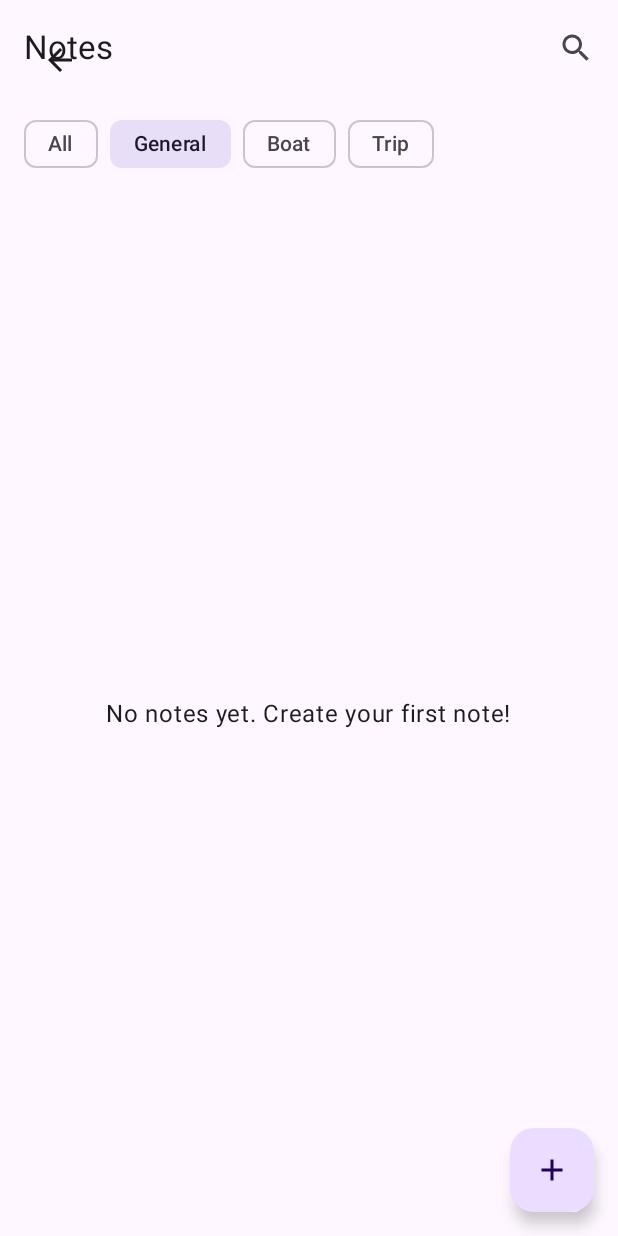
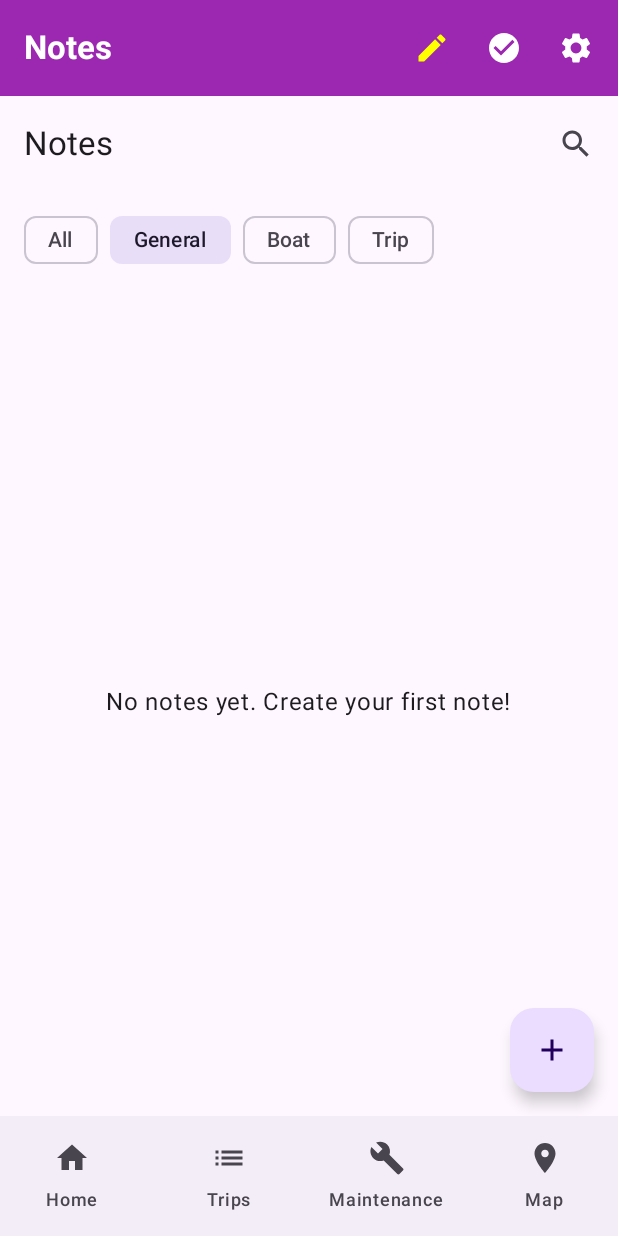
Before and after one commit to jwaresolutions/captains-log, an Android app built with Jetpack Compose: the composable MainNavigation shown on its own in the app's theme, after a tap on "Notes", on a phone screen of 412 x 824 dp. Run offline under Robolectric (Android 15) with nearby library versions, the phone set to English and light mode, and no system bars; our stand-ins replace Room's generated code; 7 statements that could not run were skipped.

Commit message:
minor improvements

```diff
--- a/android/app/src/main/java/com/boattracking/network/ApiService.kt
+++ b/android/app/src/main/java/com/boattracking/network/ApiService.kt
@@ -24,7 +24,7 @@ interface ApiService {
     suspend fun createBoat(@Body request: CreateBoatRequest): Response<BoatResponse>
 
     @GET("api/v1/boats")
-    suspend fun getBoats(): Response<List<BoatResponse>>
+    suspend fun getBoats(): Response<ApiListResponse<BoatResponse>>
 
     @GET("api/v1/boats/{id}")
     suspend fun getBoat(@Path("id") id: String): Response<BoatResponse>
@@ -135,7 +135,7 @@ interface ApiService {
     @GET("api/v1/todos")
     suspend fun getTodoLists(
         @Query("boatId") boatId: String? = null
-    ): Response<List<TodoListResponse>>
+    ): Response<ApiListResponse<TodoListResponse>>
 
     @GET("api/v1/todos/{id}")
     suspend fun getTodoList(@Path("id") id: String): Response<TodoListResponse>
--- a/android/app/src/main/java/com/boattracking/repository/BoatRepository.kt
+++ b/android/app/src/main/java/com/boattracking/repository/BoatRepository.kt
@@ -149,7 +149,7 @@ class BoatRepository(
         return try {
             val response = apiService.getBoats()
             if (response.isSuccessful && response.body() != null) {
-                val apiBoats = response.body()!!
+                val apiBoats = response.body()!!.data
                 val localBoats = apiBoats.map { apiBoat ->
                     BoatEntity(
                         id = apiBoat.id,
--- a/android/app/src/main/java/com/boattracking/repository/TodoRepository.kt
+++ b/android/app/src/main/java/com/boattracking/repository/TodoRepository.kt
@@ -341,7 +341,7 @@ class TodoRepository constructor(
             // Fetch from server
             val response = apiService.getTodoLists()
             if (response.isSuccessful && response.body() != null) {
-                val serverTodoLists = response.body()!!
+                val serverTodoLists = response.body()!!.data
 
                 // Convert to entities and insert
                 val entities = serverTodoLists.map { serverTodoList ->
--- a/android/app/src/main/java/com/boattracking/ui/MainNavigation.kt
+++ b/android/app/src/main/java/com/boattracking/ui/MainNavigation.kt
@@ -42,10 +42,8 @@ fun MainNavigation() {
     var isLicenseEnabled by remember { mutableStateOf(navPrefs.isLicenseEnabled) }
     var selectedTab by remember { mutableStateOf(NavigationTab.Home) }
 
-    // Track overlay screens (Notes, Todos, Settings)
-    var showNotes by remember { mutableStateOf(false) }
-    var showTodos by remember { mutableStateOf(false) }
-    var showSettings by remember { mutableStateOf(false) }
+    // Track current screen (including top bar actions)
+    var currentScreen: CurrentScreen by remember { mutableStateOf(CurrentScreen.Tab(NavigationTab.Home)) }
 
     // Get available tabs based on user preferences
     val availableTabs = remember(isSensorsEnabled, isLicenseEnabled) {
@@ -66,6 +64,7 @@ fun MainNavigation() {
     LaunchedEffect(availableTabs) {
         if (selectedTab !in availableTabs) {
             selectedTab = NavigationTab.Home
+            currentScreen = CurrentScreen.Tab(NavigationTab.Home)
         }
     }
 
@@ -75,95 +74,57 @@ fun MainNavigation() {
         isLicenseEnabled = navPrefs.isLicenseEnabled
     }
 
-    // Handle overlay screens
-    when {
-        showSettings -> {
-            SettingsScreen(
-                onNotesClick = {
-                    showSettings = false
-                    showNotes = true
+    // Main navigation with integrated top bar actions
+    Scaffold(
+        topBar = {
+            com.boattracking.ui.components.AppTopBar(
+                title = when (val screen = currentScreen) {
+                    is CurrentScreen.Tab -> when (screen.tab) {
+                        NavigationTab.Home -> "Captain's Log"
+                        NavigationTab.Trips -> "Trips"
+                        NavigationTab.Maintenance -> "Maintenance"
+                        NavigationTab.Map -> "Map"
+                        NavigationTab.Sensors -> "Sensors"
+                        NavigationTab.License -> "License Progress"
+                    }
+                    CurrentScreen.Notes -> "Notes"
+                    CurrentScreen.Todos -> "Todos"
+                    CurrentScreen.Settings -> "Settings"
                 },
-                onTodosClick = {
-                    showSettings = false
-                    showTodos = true
+                onNotesClick = { currentScreen = CurrentScreen.Notes },
+                onTodosClick = { currentScreen = CurrentScreen.Todos },
+                onSettingsClick = { currentScreen = CurrentScreen.Settings },
+                // Highlight active top bar button
+                notesActive = currentScreen == CurrentScreen.Notes,
+                todosActive = currentScreen == CurrentScreen.Todos,
+                settingsActive = currentScreen == CurrentScreen.Settings
+            )
         },
-                onNavigationPrefsChanged = refreshNavPrefs
-            )
-            // Add back navigation
-            Box(modifier = Modifier.fillMaxSize()) {
-                IconButton(
-                    onClick = { showSettings = false },
-                    modifier = Modifier
-                        .align(Alignment.TopStart)
-                        .padding(16.dp)
-                        .zIndex(1f)
-                ) {
-                    Icon(
-                        imageVector = Icons.Default.ArrowBack,
-                        contentDescription = "Back"
-                    )
-                }
-            }
-        }
-        showNotes -> {
-            NotesNavigation(modifier = Modifier.fillMaxSize())
-            // Add back navigation
-            Box(modifier = Modifier.fillMaxSize()) {
-                IconButton(
-                    onClick = { showNotes = false },
-                    modifier = Modifier
-                        .align(Alignment.TopStart)
-                        .padding(16.dp)
-                        .zIndex(1f)
-                ) {
-                    Icon(
-                        imageVector = Icons.Default.ArrowBack,
-                        contentDescription = "Back"
-                    )
-                }
-            }
-        }
-        showTodos -> {
-            TodoNavigation()
-            // Add back navigation
-            Box(modifier = Modifier.fillMaxSize()) {
-                IconButton(
-                    onClick = { showTodos = false },
-                    modifier = Modifier
-                        .align(Alignment.TopStart)
-                        .padding(16.dp)
-                        .zIndex(1f)
-                ) {
-                    Icon(
-                        imageVector = Icons.Default.ArrowBack,
-                        contentDescription = "Back"
-                    )
-                }
-            }
-        }
-        else -> {
-            // Main navigation with bottom tabs
-            Scaffold(
         bottomBar = {
             NavigationBar {
                 availableTabs.forEach { tab ->
                     NavigationBarItem(
                         icon = { Icon(tab.icon, contentDescription = tab.label) },
                         label = { Text(tab.label) },
-                                selected = selectedTab == tab,
-                                onClick = { selectedTab = tab }
+                        selected = currentScreen is CurrentScreen.Tab && (currentScreen as CurrentScreen.Tab).tab == tab,
+                        onClick = {
+                            selectedTab = tab
+                            currentScreen = CurrentScreen.Tab(tab)
+                        }
                     )
                 }
             }
         }
     ) { paddingValues ->
-                when (selectedTab) {
+        when (val screen = currentScreen) {
+            is CurrentScreen.Tab -> {
+                when (screen.tab) {
                     NavigationTab.Home -> {
                         HomeScreen(
                             modifier = Modifier.padding(paddingValues),
-                            onNotesClick = { showNotes = true },
-                            onTodosClick = { showTodos = true },
-                            onSettingsClick = { showSettings = true }
+                            onNotesClick = { currentScreen = CurrentScreen.Notes },
+                            onTodosClick = { currentScreen = CurrentScreen.Todos },
+                            onSettingsClick = { currentScreen = CurrentScreen.Settings }
                         )
                     }
                     NavigationTab.Trips -> {
@@ -183,6 +144,20 @@ fun MainNavigation() {
                     }
                 }
             }
+            CurrentScreen.Notes -> {
+                NotesNavigation(modifier = Modifier.padding(paddingValues))
+            }
+            CurrentScreen.Todos -> {
+                TodoNavigation()
+            }
+            CurrentScreen.Settings -> {
+                SettingsScreen(
+                    modifier = Modifier.padding(paddingValues),
+                    onNotesClick = { currentScreen = CurrentScreen.Notes },
+                    onTodosClick = { currentScreen = CurrentScreen.Todos },
+                    onNavigationPrefsChanged = refreshNavPrefs
+                )
+            }
         }
     }
 }
@@ -200,3 +175,14 @@ enum class NavigationTab(val label: String, val icon: ImageVector) {
     Sensors("Sensors", Icons.Filled.Info),
     License("License", Icons.Filled.Star)
 }
+
+/**
+ * Sealed class representing all possible screens in the app.
+ * Includes both bottom navigation tabs and top bar actions.
+ */
+sealed class CurrentScreen {
+    data class Tab(val tab: NavigationTab) : CurrentScreen()
+    object Notes : CurrentScreen()
+    object Todos : CurrentScreen()
+    object Settings : CurrentScreen()
+}
--- a/android/app/src/main/java/com/boattracking/ui/components/AppTopBar.kt
+++ b/android/app/src/main/java/com/boattracking/ui/components/AppTopBar.kt
@@ -17,6 +17,7 @@ import androidx.compose.ui.unit.dp
 /**
  * Consistent top bar used across all screens in the app.
  * Features purple background with app title on left and action buttons on right.
+ * Supports highlighting active buttons.
  */
 @OptIn(ExperimentalMaterial3Api::class)
 @Composable
@@ -24,7 +25,10 @@ fun AppTopBar(
     title: String,
     onNotesClick: () -> Unit = {},
     onTodosClick: () -> Unit = {},
-    onSettingsClick: () -> Unit = {}
+    onSettingsClick: () -> Unit = {},
+    notesActive: Boolean = false,
+    todosActive: Boolean = false,
+    settingsActive: Boolean = false
 ) {
     TopAppBar(
         title = {
@@ -40,7 +44,7 @@ fun AppTopBar(
                 Icon(
                     imageVector = Icons.Filled.Edit,
                     contentDescription = "Notes",
-                    tint = Color.White
+                    tint = if (notesActive) Color.Yellow else Color.White
                 )
             }
 
@@ -49,7 +53,7 @@ fun AppTopBar(
                 Icon(
                     imageVector = Icons.Filled.CheckCircle,
                     contentDescription = "Todos",
-                    tint = Color.White
+                    tint = if (todosActive) Color.Yellow else Color.White
                 )
             }
 
@@ -58,7 +62,7 @@ fun AppTopBar(
                 Icon(
                     imageVector = Icons.Filled.Settings,
                     contentDescription = "Settings",
-                    tint = Color.White
+                    tint = if (settingsActive) Color.Yellow else Color.White
                 )
             }
         },
--- a/android/app/src/main/java/com/boattracking/ui/home/HomeScreen.kt
+++ b/android/app/src/main/java/com/boattracking/ui/home/HomeScreen.kt
@@ -17,7 +17,6 @@ import com.boattracking.ui.components.AppTopBar
  * Home screen displaying the Captain's Log logo and app branding.
  * This serves as the main landing page of the application.
  */
-@OptIn(ExperimentalMaterial3Api::class)
 @Composable
 fun HomeScreen(
     modifier: Modifier = Modifier,
@@ -25,21 +24,10 @@ fun HomeScreen(
     onTodosClick: () -> Unit = {},
     onSettingsClick: () -> Unit = {}
 ) {
-    Scaffold(
-        topBar = {
-            AppTopBar(
-                title = "Captain's Log",
-                onNotesClick = onNotesClick,
-                onTodosClick = onTodosClick,
-                onSettingsClick = onSettingsClick
-            )
-        }
-    ) { paddingValues ->
-        Column(
-            modifier = modifier
-                .fillMaxSize()
-                .padding(paddingValues)
-                .padding(24.dp),
+    Column(
+        modifier = modifier
+            .fillMaxSize()
+            .padding(24.dp),
             horizontalAlignment = Alignment.CenterHorizontally,
             verticalArrangement = Arrangement.Center
         ) {
@@ -85,4 +73,3 @@ fun HomeScreen(
             )
         }
     }
-}
```
Also changed, not shown: android/app/src/main/java/com/boattracking/network/models/ApiModels.kt (+12 -0 lines), android/app/src/main/java/com/boattracking/ui/license/LicenseProgressScreen.kt (+0 -12 lines), android/app/src/main/java/com/boattracking/ui/maintenance/MaintenanceListScreen.kt (+12 -21 lines), android/app/src/main/java/com/boattracking/ui/map/MapScreen.kt (+1 -17 lines), android/app/src/main/java/com/boattracking/ui/sensors/SensorManagementScreen.kt (+5 -18 lines), android/app/src/main/java/com/boattracking/ui/settings/SettingsScreen.kt (+1 -14 lines), android/app/src/main/java/com/boattracking/ui/todos/TodoListScreen.kt (+23 -31 lines), android/app/src/main/java/com/boattracking/ui/trips/TripListScreen.kt (+22 -30 lines), 2 other files. Lines whose indentation alone changed are shown as unchanged.
